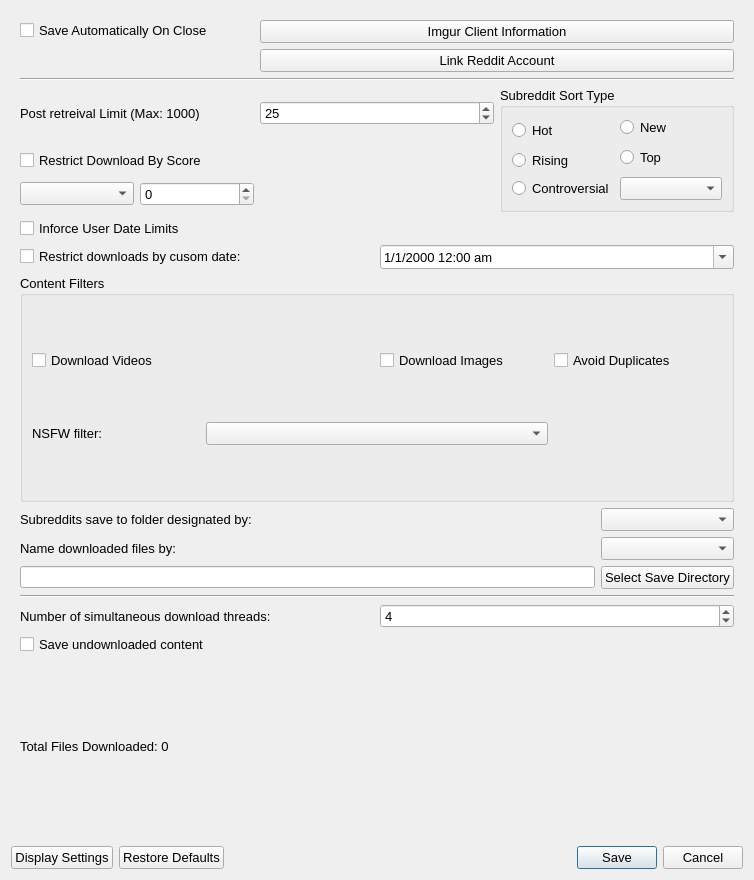
This is DownloaderForReddit/GUI_Resources/DownloaderForRedditSettingsGUI.ui in MalloyDelacroix/DownloaderForReddit as Qt 5 draws it before an edit. The edited form follows.
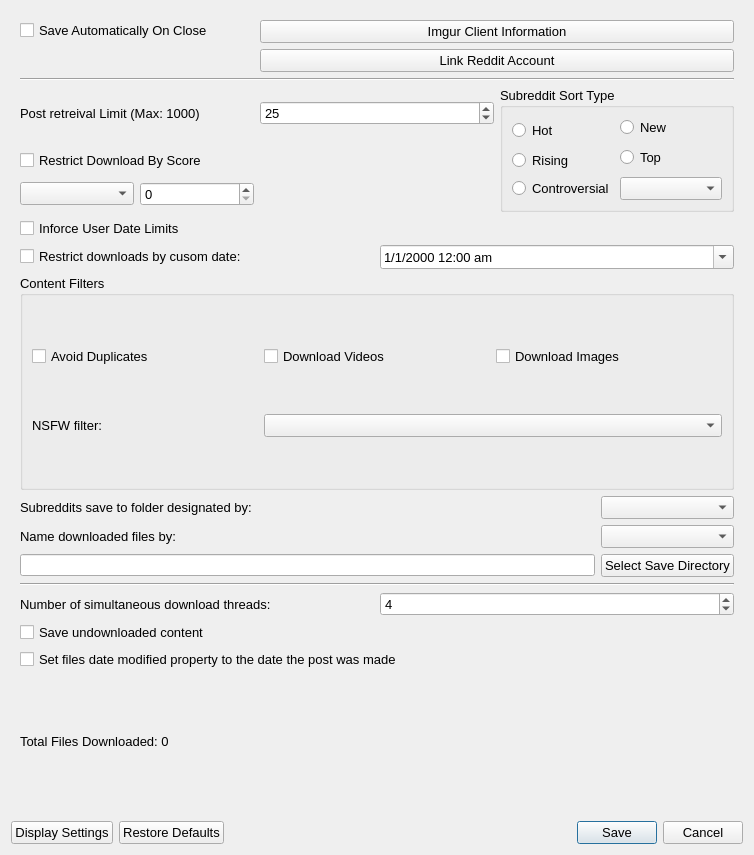
This is the edited form. Icons and pictures are not drawn.

Commit message: Add set modified date checkbox to settings GUI

```diff
--- a/DownloaderForReddit/GUI_Resources/DownloaderForRedditSettingsGUI.ui
+++ b/DownloaderForReddit/GUI_Resources/DownloaderForRedditSettingsGUI.ui
@@ -7,7 +7,7 @@
     <x>0</x>
     <y>0</y>
     <width>754</width>
-    <height>880</height>
+    <height>855</height>
    </rect>
   </property>
   <property name="windowTitle">
@@ -20,6 +20,11 @@
   <layout class="QGridLayout" name="gridLayout_8">
    <item row="0" column="0" colspan="3">
     <widget class="QStackedWidget" name="stacked_widget">
+     <property name="font">
+      <font>
+       <pointsize>10</pointsize>
+      </font>
+     </property>
      <property name="currentIndex">
       <number>0</number>
      </property>
@@ -306,18 +311,16 @@
           <string>Content Filters</string>
          </property>
          <layout class="QGridLayout" name="gridLayout_4">
-          <item row="0" column="0" colspan="2">
-           <widget class="QCheckBox" name="link_filter_video_checkbox">
-            <property name="font">
-             <font>
-              <pointsize>10</pointsize>
-             </font>
-            </property>
+          <item row="2" column="0">
+           <widget class="QLabel" name="label_3">
             <property name="text">
-             <string>Download Videos</string>
+             <string>NSFW filter:</string>
             </property>
            </widget>
           </item>
+          <item row="2" column="1" colspan="2">
+           <widget class="QComboBox" name="nsfw_filter_combo"/>
+          </item>
           <item row="0" column="2">
            <widget class="QCheckBox" name="link_filter_image_checkbox">
             <property name="font">
@@ -330,7 +333,7 @@
             </property>
            </widget>
           </item>
-          <item row="0" column="3">
+          <item row="0" column="0">
            <widget class="QCheckBox" name="link_filter_avoid_duplicates_checkbox">
             <property name="font">
              <font>
@@ -342,16 +345,18 @@
             </property>
            </widget>
           </item>
-          <item row="1" column="0">
-           <widget class="QLabel" name="label_3">
+          <item row="0" column="1">
+           <widget class="QCheckBox" name="link_filter_video_checkbox">
+            <property name="font">
+             <font>
+              <pointsize>10</pointsize>
+             </font>
+            </property>
             <property name="text">
-             <string>NSFW filter:</string>
+             <string>Download Videos</string>
             </property>
            </widget>
           </item>
-          <item row="1" column="1" colspan="2">
-           <widget class="QComboBox" name="nsfw_filter_combo"/>
-          </item>
          </layout>
         </widget>
        </item>
@@ -431,18 +436,6 @@
        </item>
        <item row="8" column="0" colspan="3">
         <layout class="QGridLayout" name="gridLayout_7">
-         <item row="0" column="0">
-          <widget class="QLabel" name="label_4">
-           <property name="font">
-            <font>
-             <pointsize>10</pointsize>
-            </font>
-           </property>
-           <property name="text">
-            <string>Number of simultaneous download threads:</string>
-           </property>
-          </widget>
-         </item>
          <item row="0" column="1">
           <widget class="QSpinBox" name="thread_limit_spinbox">
            <property name="font">
@@ -461,6 +454,18 @@
            </property>
           </widget>
          </item>
+         <item row="3" column="0">
+          <widget class="QLabel" name="total_files_downloaded_label">
+           <property name="font">
+            <font>
+             <pointsize>10</pointsize>
+            </font>
+           </property>
+           <property name="text">
+            <string>Total Files Downloaded: 0</string>
+           </property>
+          </widget>
+         </item>
          <item row="1" column="0">
           <widget class="QCheckBox" name="save_undownloaded_content_checkbox">
            <property name="font">
@@ -476,15 +481,27 @@
            </property>
           </widget>
          </item>
-         <item row="2" column="0">
-          <widget class="QLabel" name="total_files_downloaded_label">
+         <item row="0" column="0">
+          <widget class="QLabel" name="label_4">
            <property name="font">
             <font>
              <pointsize>10</pointsize>
             </font>
            </property>
            <property name="text">
-            <string>Total Files Downloaded: 0</string>
+            <string>Number of simultaneous download threads:</string>
+           </property>
+          </widget>
+         </item>
+         <item row="2" column="0" colspan="2">
+          <widget class="QCheckBox" name="set_date_modified_checkbox">
+           <property name="font">
+            <font>
+             <pointsize>10</pointsize>
+            </font>
+           </property>
+           <property name="text">
+            <string>Set files date modified property to the date the post was made</string>
            </property>
           </widget>
          </item>
```
